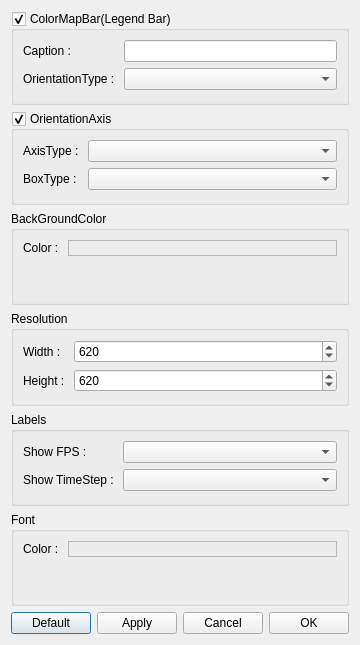
This is Client/Widgets/Preference.ui in CCSEPBVR/CS-IS-PBVR as Qt 5 draws it before an edit. The edited form follows.
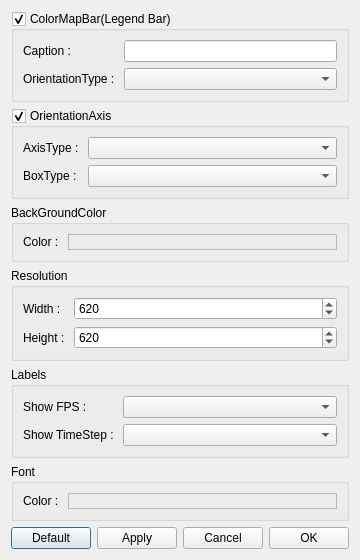
This is the edited form. Custom widgets are drawn as their Qt base class.

What changed in the file:
```diff
--- a/Client/Widgets/Preference.ui
+++ b/Client/Widgets/Preference.ui
@@ -7,7 +7,7 @@
     <x>0</x>
     <y>0</y>
     <width>346</width>
-    <height>645</height>
+    <height>484</height>
    </rect>
   </property>
   <property name="windowTitle">
```
Left out of the diff: 66 changed lines with no effect on the pictures.
